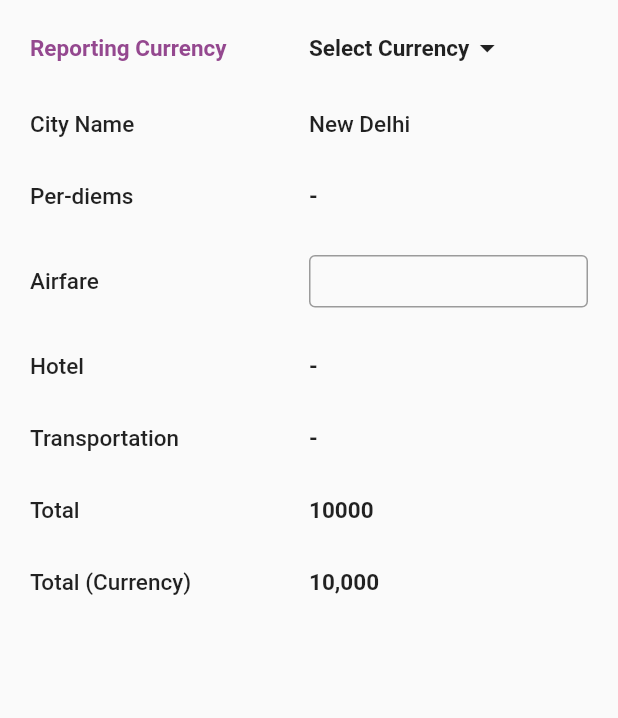
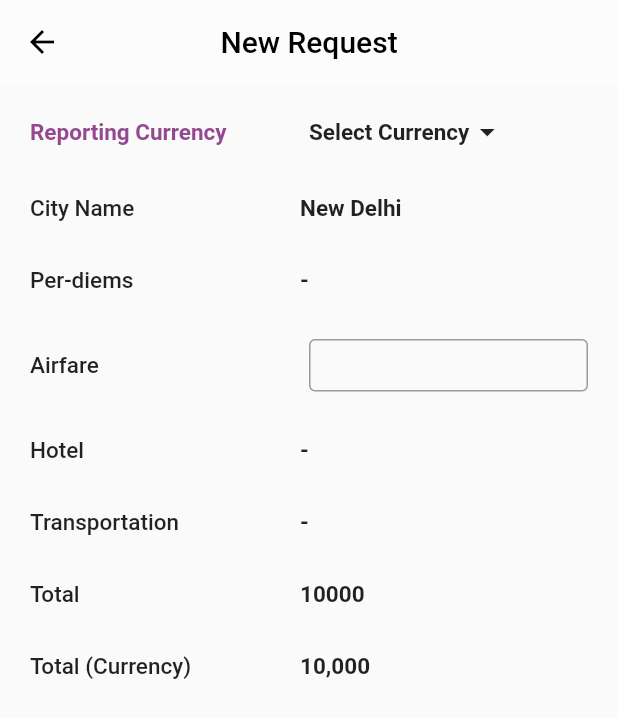
Before and after one commit to himanshup007/mobility_sqr, a Flutter app: the ApproxTravelCost screen opened by its route, on a phone screen of 412 x 824 dp. Shown: the top 718 px of the screen. Run offline on Flutter 3.47's test engine with Material 2 defaults, Android fonts, the phone set to English and light mode, and no system bars; our stand-ins replace auto_size_text, bloc, equatable, flutter_bloc, flutter_html, flutter_switch and 3 more; missing offline and left inert: country_pickers, currency_pickers, rotated_corner_decoration; accounts and stored records are empty.

Commit message:
Changes in ApproxTravelCost

```diff
--- a/lib/Screens/PurposeScreen/PurposeScreen.dart
+++ b/lib/Screens/PurposeScreen/PurposeScreen.dart
@@ -61,7 +61,7 @@ class _PurposeScreenState extends State<PurposeScreen> {
                   itemBuilder: (context, index) {
                     return CheckboxListTile(
                       checkColor: Colors.white,
-                        selectedTileColor: Colors.white,
+                        //selectedTileColor: Colors.white,
                         activeColor: AppConstants.APP_THEME_COLOR,
                         title: Text(state.purposelist.data[index].purposeName),
                         value: state.purposelist.data[index].isChecked,
--- a/lib/Widgets/ApproxTravelCost.dart
+++ b/lib/Widgets/ApproxTravelCost.dart
@@ -6,14 +6,10 @@ import 'package:currency_pickers/country.dart';
 import 'package:flutter/cupertino.dart';
 import 'package:currency_pickers/currency_pickers.dart';
 
-
 class ApproxTravelCost extends StatefulWidget {
   @override
   _ApproxTravelCostState createState() => _ApproxTravelCostState();
-
-
 }
-
 
 class _ApproxTravelCostState extends State<ApproxTravelCost> {
   @override
@@ -21,6 +17,13 @@ class _ApproxTravelCostState extends State<ApproxTravelCost> {
 
   Widget build(BuildContext context) {
     return Scaffold(
+      appBar: AppBar(
+        iconTheme: IconThemeData(color: Colors.black),
+        backgroundColor: Colors.white38,
+        elevation: 0,
+        title: Text("New Request", style: TextStyle(color: Colors.black)),
+        centerTitle: true,
+      ),
       body: Container(
         padding: const EdgeInsets.fromLTRB(20, 20, 20, 0),
         decoration: BoxDecoration(
@@ -46,15 +49,14 @@ class _ApproxTravelCostState extends State<ApproxTravelCost> {
                   child: Row(
                     children: [
                       GestureDetector(
-                        onTap: (){ _openCurrencyPickerDialog() ;
+                        onTap: () {
+                          _openCurrencyPickerDialog();
                         },
                         child: Container(
-
                           child: Text(
                             "Select Currency",
                             style: TextStyle(
-                                 fontWeight: FontWeight.w600,
-                                fontSize: 15.0),
+                                fontWeight: FontWeight.w600, fontSize: 15.0),
                           ),
                         ),
                       ),
@@ -65,55 +67,9 @@ class _ApproxTravelCostState extends State<ApproxTravelCost> {
               ],
             ),
             SizedBox(height: 30),
-            Row(
-              children: [
-                Expanded(
-                  flex: 1,
-                  child: Text(
-                    "City Name",
-                    textAlign: TextAlign.left,
-                    style: TextStyle(
-                        fontWeight: FontWeight.w500,
-                        fontSize: 15.0),
-                  ),
-                ),
-                Expanded(
-                  flex: 1,
-                  child: Text(
-                    "New Delhi",
-                    textAlign: TextAlign.left,
-                    style: TextStyle(
-                        fontWeight: FontWeight.w500,
-                        fontSize: 15.0),
-                  ),
-                )
-              ],
-            ),
+            ApproxTravelRowWidget("City Name", "New Delhi"),
             SizedBox(height: 30),
-            Row(
-              children: [
-                Expanded(
-                  flex: 1,
-                  child: Text(
-                    "Per-diems",
-                    textAlign: TextAlign.left,
-                    style: TextStyle(
-                        fontWeight: FontWeight.w500,
-                        fontSize: 15.0),
-                  ),
-                ),
-                Expanded(
-                  flex: 1,
-                  child: Text(
-                    "-",
-                    textAlign: TextAlign.left,
-                    style: TextStyle(
-                        fontWeight: FontWeight.w600,
-                        fontSize: 15.0),
-                  ),
-                )
-              ],
-            ),
+            ApproxTravelRowWidget("Per-diems", "-"),
             SizedBox(height: 30),
             Row(
               children: [
@@ -122,9 +78,8 @@ class _ApproxTravelCostState extends State<ApproxTravelCost> {
                   child: Text(
                     "Airfare",
                     textAlign: TextAlign.left,
-                    style: TextStyle(
-                        fontWeight: FontWeight.w500,
-                        fontSize: 15.0),
+                    style:
+                        TextStyle(fontWeight: FontWeight.w500, fontSize: 15.0),
                   ),
                 ),
                 Expanded(
@@ -132,9 +87,11 @@ class _ApproxTravelCostState extends State<ApproxTravelCost> {
                   child: Container(
                     height: 35,
                     child: TextField(
-                      keyboardType: TextInputType.numberWithOptions(signed: true),
+                      keyboardType:
+                          TextInputType.numberWithOptions(signed: true),
                       inputFormatters: [FilteringTextInputFormatter.digitsOnly],
-                      style: TextStyle( fontWeight: FontWeight.w500, fontSize: 15.0),
+                      style: TextStyle(
+                          fontWeight: FontWeight.w500, fontSize: 15.0),
                       decoration: InputDecoration(
                           border: OutlineInputBorder(),
                           focusedBorder: OutlineInputBorder(
@@ -146,111 +103,18 @@ class _ApproxTravelCostState extends State<ApproxTravelCost> {
               ],
             ),
             SizedBox(height: 30),
-            Row(
-              children: [
-                Expanded(
-                  flex: 1,
-                  child: Text(
-                    "Hotel",
-                    textAlign: TextAlign.left,
-                    style: TextStyle(
-                        fontWeight: FontWeight.w500,
-                        fontSize: 15.0),
-                  ),
-                ),
-                Expanded(
-                  flex: 1,
-                  child: Text(
-                    "-",
-                    textAlign: TextAlign.left,
-                    style: TextStyle(
-                        fontWeight: FontWeight.w600,
-                        fontSize: 15.0),
-                  ),
-                )
-              ],
-            ),
+            ApproxTravelRowWidget("Hotel", "-"),
             SizedBox(height: 30),
-            Row(
-              children: [
-                Expanded(
-                  flex: 1,
-                  child: Text(
-                    "Transportation",
-                    textAlign: TextAlign.left,
-                    style: TextStyle(
-                        fontWeight: FontWeight.w500,
-                        fontSize: 15.0),
-                  ),
-                ),
-                Expanded(
-                  flex: 1,
-                  child: Text(
-                    "-",
-                    textAlign: TextAlign.left,
-                    style: TextStyle(
-                        fontWeight: FontWeight.w600,
-                        fontSize: 15.0),
-                  ),
-                )
-              ],
-            ),
+            ApproxTravelRowWidget("Transportation", "-"),
             SizedBox(height: 30),
-            Row(
-              children: [
-                Expanded(
-                  flex: 1,
-                  child: Text(
-                    "Total",
-                    textAlign: TextAlign.left,
-                    style: TextStyle(
-                        fontWeight: FontWeight.w500,
-                        fontSize: 15.0),
-                  ),
-                ),
-                Expanded(
-                  flex: 1,
-                  child: Text(
-                    "10000",
-                    textAlign: TextAlign.left,
-                    style: TextStyle(
-                        fontWeight: FontWeight.w600,
-                        fontSize: 15.0),
-                  ),
-                )
-              ],
-            ),
+            ApproxTravelRowWidget("Total", "10000"),
             SizedBox(height: 30),
-            Row(
-              children: [
-                Expanded(
-                  flex: 1,
-                  child: Text(
-                    "Total (Currency)",
-                    textAlign: TextAlign.left,
-                    style: TextStyle(
-                        fontWeight: FontWeight.w500,
-                        fontSize: 15.0),
-                  ),
-                ),
-                Expanded(
-                  flex: 1,
-                  child: Text(
-                    "10,000",
-                    textAlign: TextAlign.left,
-                    style: TextStyle(
-                        fontWeight: FontWeight.w600,
-                        fontSize: 15.0),
-                  ),
-                )
-              ],
-            ),
+            ApproxTravelRowWidget("Total (Currency)", "10,000"),
           ],
         ),
       ),
     );
   }
-
 
   Widget _buildDialogItem(Country country) => Row(
         children: <Widget>[
@@ -272,9 +136,42 @@ class _ApproxTravelCostState extends State<ApproxTravelCost> {
                 searchInputDecoration: InputDecoration(hintText: 'Search...'),
                 isSearchable: true,
                 title: Text('Select your Currency'),
+                itemBuilder: _buildDialogItem)),
+      );
+}
 
-            itemBuilder: _buildDialogItem
-        )),
+class ApproxTravelRowWidget extends StatelessWidget {
+  ApproxTravelRowWidget(this.keyName, this.value);
+
+  final String keyName;
+  final dynamic value;
+
+  @override
+  Widget build(BuildContext context) {
+    return Row(
+      children: <Widget>[
+        Expanded(
+          flex: 5,
+          child: Container(
+            child: Text(
+              keyName,
+              textAlign: TextAlign.left,
+              style: TextStyle(fontWeight: FontWeight.w500, fontSize: 15.0),
+            ),
+          ),
+        ),
+        SizedBox(width: 20),
+        Expanded(
+          flex: 6,
+          child: Container(
+            child: Text(
+              value,
+              textAlign: TextAlign.left,
+              style: TextStyle(fontWeight: FontWeight.w600, fontSize: 15.0),
+            ),
+          ),
+        ),
+      ],
     );
-
   }
+}
--- a/lib/main.dart
+++ b/lib/main.dart
@@ -30,28 +30,22 @@ class MyApp extends StatelessWidget {
       debugShowCheckedModeBanner: false,
       theme: ThemeData(
         highlightColor: Color(0xffffc600),
-
-        unselectedWidgetColor:AppConstants.APP_THEME_COLOR,
-
-
+        unselectedWidgetColor: AppConstants.APP_THEME_COLOR,
         appBarTheme: AppBarTheme(
           color: Colors.white,
-
-
         ),
       ),
       routes: {
-        '/': (context) => Username_Screen(),
+        '/': (context) => ApproxTravelCost(),
         '/AddCity': (context) => AddCity(),
-        '/Dashboard':(context) => Dashboard(),
+        '/Dashboard': (context) => Dashboard(),
         '/Term&Condition': (context) => Terms(),
         '/ForgetPass': (context) => ForgetPass(),
-        '/SearchPlace':(context) => SearchPlace(),
-        '/PurposeScreen':(context)=> PurposeScreen(),
-    '/AddNewTravel2': (context) => AddNewTravel2(),
-    '/Dependents': (context) => Dependents(),
-    '/ApproxTravelCost': (context) => ApproxTravelCost(),
-
+        '/SearchPlace': (context) => SearchPlace(),
+        '/PurposeScreen': (context) => PurposeScreen(),
+        '/AddNewTravel2': (context) => AddNewTravel2(),
+        '/Dependents': (context) => Dependents(),
+        '/ApproxTravelCost': (context) => ApproxTravelCost(),
       },
     );
   }
```
Also changed, not shown: 1 other file. Lines whose indentation alone changed are shown as unchanged.
